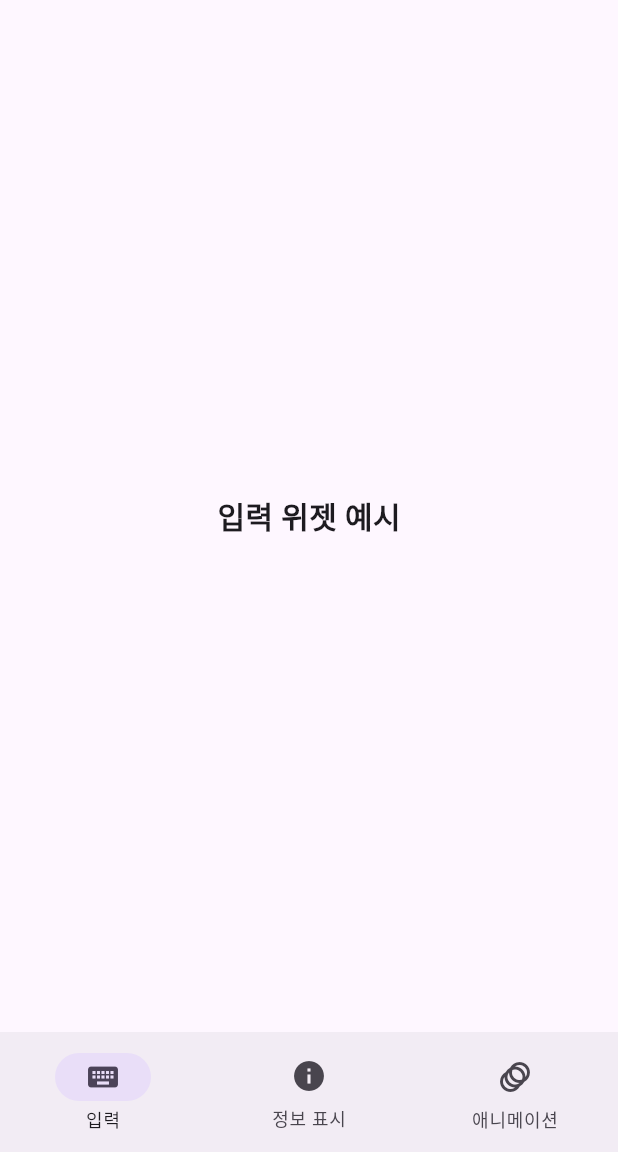
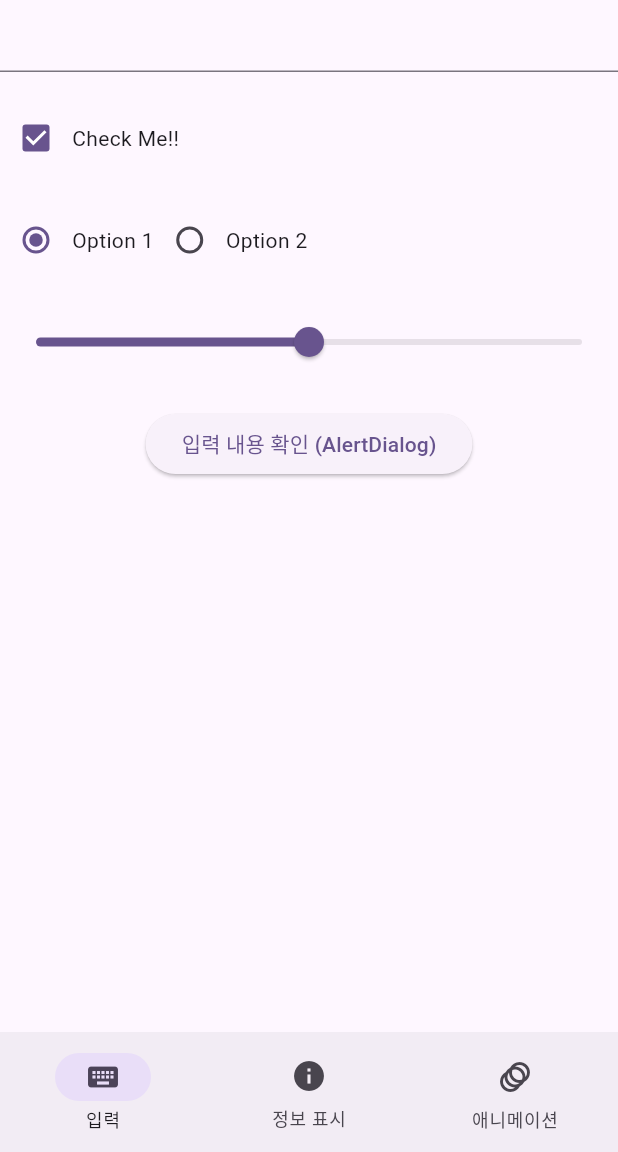
Before and after one commit to kim5303123/flutter_basics, a Flutter app: the WidgetGallery screen opened by its route, on a phone screen of 412 x 824 dp, the part 84-1236 px from its top. Run offline on Flutter 3.47's test engine with Material 3 defaults, Android fonts, the phone set to English and light mode, and no system bars.

Commit message:
Update input_widget_example.dart

```diff
--- a/lib/widgets/input_widget_example.dart
+++ b/lib/widgets/input_widget_example.dart
@@ -11,11 +11,36 @@ class InputWidgetExample extends StatefulWidget {
 class _InputWidgetExampleState extends State<InputWidgetExample> {
   @override
   Widget build(BuildContext context) {
-    return Center(
-      child: Text(
-        "입력 위젯 예시",
-        style: TextStyle(fontSize: 20, fontWeight: FontWeight.bold),
-      ),
+    // return Center(
+    //   child: Text(
+    //     "입력 위젯 예시",
+    //     style: TextStyle(fontSize: 20, fontWeight: FontWeight.bold),
+    //   ),
+    // );
+    return Column(
+      children: <Widget>[
+        TextField(),
+        SizedBox(height: 20),
+        Row(
+          children: <Widget>[
+            Checkbox(value: true, onChanged: (bool? value) {}),
+            Text("Check Me!!"),
+          ],
+        ),
+        SizedBox(height: 20),
+        Row(
+          children: <Widget>[
+            Radio<int>(value: 0, groupValue: 0, onChanged: (int? value) {}),
+            Text("Option 1"),
+            Radio<int>(value: 1, groupValue: 0, onChanged: (int? value) {}),
+            Text("Option 2"),
+          ],
+        ),
+        SizedBox(height: 20),
+        Slider(value: 50, min: 0, max: 100, onChanged: (double value) {}),
+        SizedBox(height: 20),
+        ElevatedButton(onPressed: () {}, child: Text("입력 내용 확인 (AlertDialog)")),
+      ],
     );
   }
 }
```
